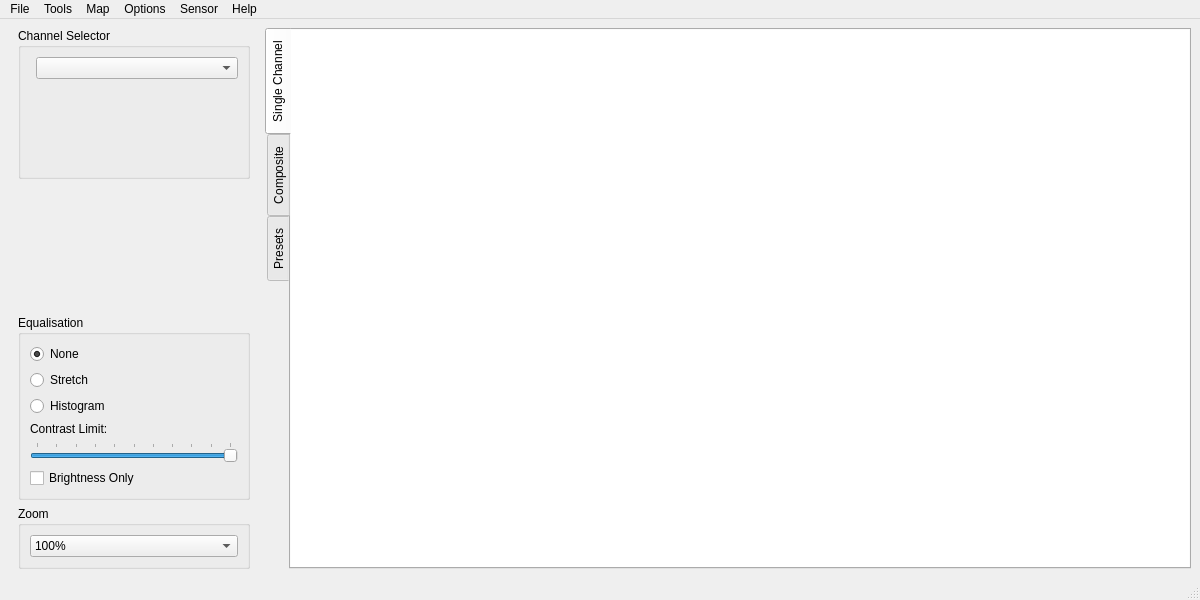
The window that src/qt/mainwindow.ui (Xerbo/LeanHRPT-Decode) describes before a commit, drawn with Qt 5.
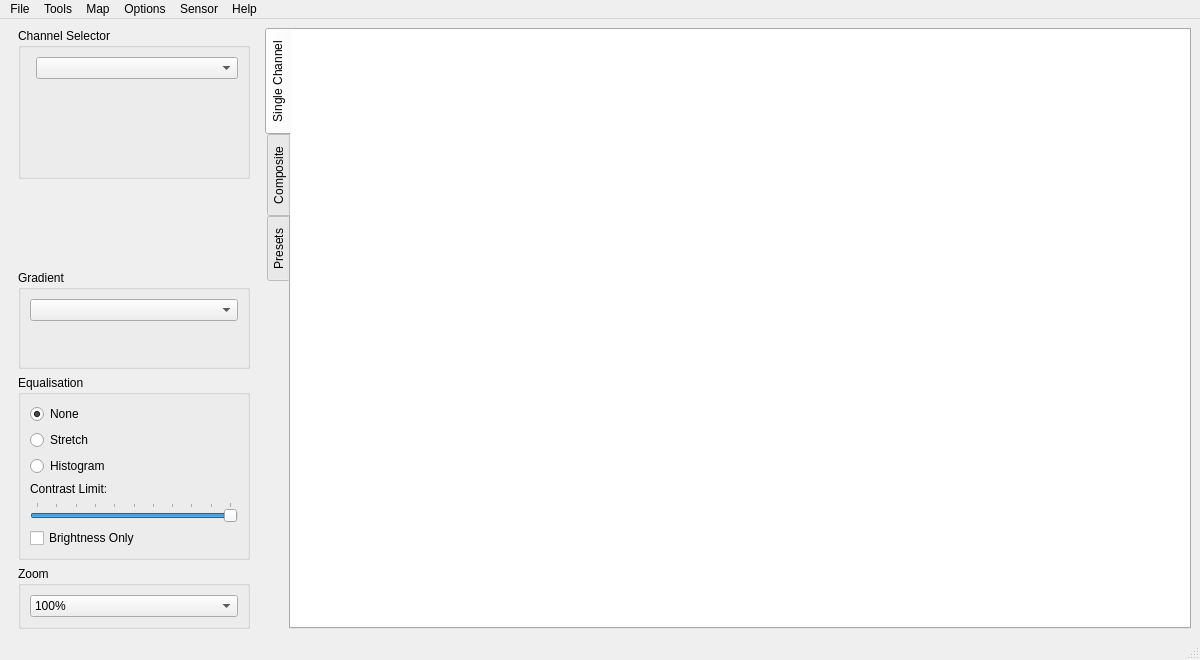
The same window after the commit. Icons and pictures are not drawn. Custom widgets are drawn as their Qt base class.

Commit message: Basic gradient support

```diff
--- a/src/qt/mainwindow.ui
+++ b/src/qt/mainwindow.ui
@@ -7,7 +7,7 @@
     <x>0</x>
     <y>0</y>
     <width>1200</width>
-    <height>600</height>
+    <height>660</height>
    </rect>
   </property>
   <property name="windowTitle">
@@ -237,6 +237,28 @@
          </property>
         </spacer>
        </item>
+       <item>
+        <widget class="QGroupBox" name="gradientBox">
+         <property name="title">
+          <string>Gradient</string>
+         </property>
+         <layout class="QVBoxLayout" name="verticalLayout_9">
+          <item>
+           <widget class="QComboBox" name="gradient"/>
+          </item>
+          <item>
+           <widget class="QPaletteView" name="gradientView" native="true">
+            <property name="minimumSize">
+             <size>
+              <width>0</width>
+              <height>30</height>
+             </size>
+            </property>
+           </widget>
+          </item>
+         </layout>
+        </widget>
+       </item>
        <item>
         <widget class="QGroupBox" name="groupBox">
          <property name="title">
@@ -596,6 +618,14 @@
    </property>
   </action>
  </widget>
+ <customwidgets>
+  <customwidget>
+   <class>QPaletteView</class>
+   <extends>QWidget</extends>
+   <header>qt/qpaletteview.h</header>
+   <container>1</container>
+  </customwidget>
+ </customwidgets>
  <resources/>
  <connections>
   <connection>
```
The commit also changes 20 other files.
